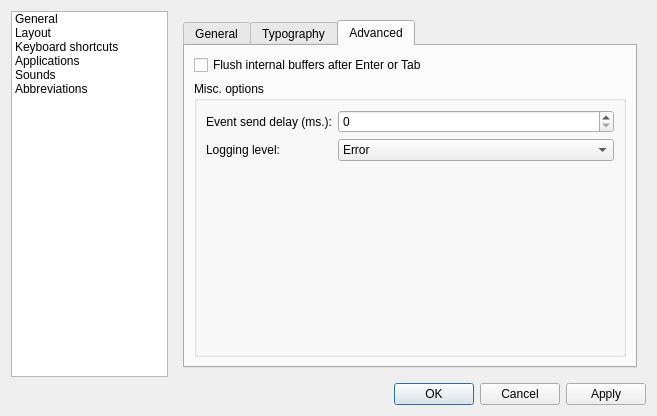
The window that src/Config/QXNConfigDialog.ui (KsenZ/qxneur) describes before a commit, drawn with Qt 5.
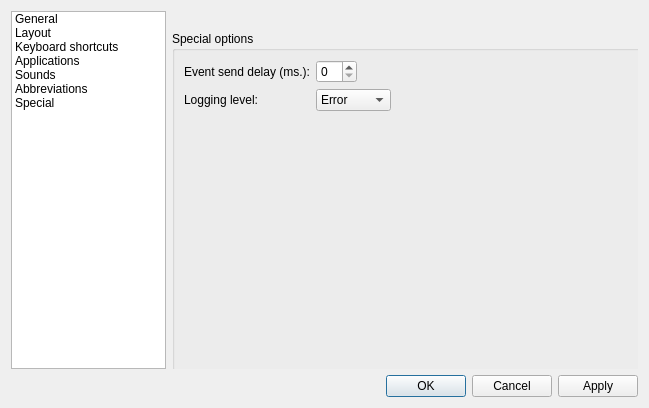
The same window after the commit. Icons and pictures are not drawn.

Commit message: Add "Special" configuration menu item, and some fixes.

```diff
--- a/src/Config/QXNConfigDialog.ui
+++ b/src/Config/QXNConfigDialog.ui
@@ -6,8 +6,8 @@
    <rect>
     <x>0</x>
     <y>0</y>
-    <width>657</width>
-    <height>416</height>
+    <width>649</width>
+    <height>408</height>
    </rect>
   </property>
   <property name="windowTitle">
@@ -97,10 +97,10 @@
       <property name="text">
        <string>Abbreviations</string>
       </property>
-      <property name="icon">
-       <iconset>
-        <normalon>:/config/abbreviations.png</normalon>
-       </iconset>
+     </item>
+     <item>
+      <property name="text">
+       <string>Special</string>
       </property>
      </item>
     </widget>
@@ -114,14 +114,14 @@
       </sizepolicy>
      </property>
      <property name="currentIndex">
-      <number>0</number>
+      <number>6</number>
      </property>
      <widget class="QWidget" name="generalPage">
       <layout class="QGridLayout" name="gridLayout_3">
        <item row="0" column="0">
         <widget class="QTabWidget" name="generalTabWidget">
          <property name="currentIndex">
-          <number>2</number>
+          <number>1</number>
          </property>
          <widget class="QWidget" name="generalTab">
           <attribute name="title">
@@ -233,82 +233,6 @@
            </item>
           </layout>
          </widget>
-         <widget class="QWidget" name="advancedTab">
-          <attribute name="title">
-           <string>Advanced</string>
-          </attribute>
-          <layout class="QVBoxLayout" name="verticalLayout_5">
-           <item>
-            <widget class="QCheckBox" name="flushBuffersOnEnterCheckBox">
-             <property name="text">
-              <string>Flush internal buffers after Enter or Tab</string>
-             </property>
-            </widget>
-           </item>
-           <item>
-            <widget class="QGroupBox" name="miscOptionsGroupBox">
-             <property name="title">
-              <string>Misc. options</string>
-             </property>
-             <layout class="QFormLayout" name="formLayout">
-              <item row="0" column="0">
-               <widget class="QLabel" name="eventSendDelayLabel">
-                <property name="text">
-                 <string>Event send delay (ms.):</string>
-                </property>
-               </widget>
-              </item>
-              <item row="0" column="1">
-               <widget class="QSpinBox" name="eventSendDelaySpinBox">
-                <property name="minimum">
-                 <number>0</number>
-                </property>
-                <property name="maximum">
-                 <number>50</number>
-                </property>
-               </widget>
-              </item>
-              <item row="1" column="0">
-               <widget class="QLabel" name="logLevelLabel">
-                <property name="text">
-                 <string>Logging level:</string>
-                </property>
-               </widget>
-              </item>
-              <item row="1" column="1">
-               <widget class="QComboBox" name="logLevelCombo">
-                <item>
-                 <property name="text">
-                  <string>Error</string>
-                 </property>
-                </item>
-                <item>
-                 <property name="text">
-                  <string>Warning</string>
-                 </property>
-                </item>
-                <item>
-                 <property name="text">
-                  <string>Log</string>
-                 </property>
-                </item>
-                <item>
-                 <property name="text">
-                  <string>Debug</string>
-                 </property>
-                </item>
-                <item>
-                 <property name="text">
-                  <string>Trace</string>
-                 </property>
-                </item>
-               </widget>
-              </item>
-             </layout>
-            </widget>
-           </item>
-          </layout>
-         </widget>
         </widget>
        </item>
       </layout>
@@ -825,6 +749,85 @@
        </item>
       </layout>
      </widget>
+     <widget class="QWidget" name="specialPage">
+      <widget class="QWidget" name="gridLayoutWidget">
+       <property name="geometry">
+        <rect>
+         <x>0</x>
+         <y>20</y>
+         <width>471</width>
+         <height>341</height>
+        </rect>
+       </property>
+       <layout class="QGridLayout" name="gridLayout_5">
+        <item row="0" column="0">
+         <widget class="QGroupBox" name="miscOptionsGroupBox_2">
+          <property name="title">
+           <string>Special options</string>
+          </property>
+          <layout class="QFormLayout" name="formLayout_2">
+           <property name="fieldGrowthPolicy">
+            <enum>QFormLayout::ExpandingFieldsGrow</enum>
+           </property>
+           <item row="0" column="0">
+            <widget class="QLabel" name="eventSendDelayLabel_2">
+             <property name="text">
+              <string>Event send delay (ms.):</string>
+             </property>
+            </widget>
+           </item>
+           <item row="0" column="1">
+            <widget class="QSpinBox" name="eventSendDelaySpinBox_2">
+             <property name="minimum">
+              <number>0</number>
+             </property>
+             <property name="maximum">
+              <number>50</number>
+             </property>
+            </widget>
+           </item>
+           <item row="1" column="1">
+            <widget class="QComboBox" name="logLevelCombo_2">
+             <item>
+              <property name="text">
+               <string>Error</string>
+              </property>
+             </item>
+             <item>
+              <property name="text">
+               <string>Warning</string>
+              </property>
+             </item>
+             <item>
+              <property name="text">
+               <string>Log</string>
+              </property>
+             </item>
+             <item>
+              <property name="text">
+               <string>Debug</string>
+              </property>
+             </item>
+             <item>
+              <property name="text">
+               <string>Trace</string>
+              </property>
+             </item>
+            </widget>
+           </item>
+           <item row="1" column="0">
+            <widget class="QLabel" name="logLevelLabel_2">
+             <property name="text">
+              <string>Logging level:</string>
+             </property>
+            </widget>
+           </item>
+          </layout>
+         </widget>
+        </item>
+       </layout>
+      </widget>
+     </widget>
      <widget class="QWidget" name="appearancePage"/>
     </widget>
    </item>
```
Left out of the diff: 25 changed lines with no effect on the pictures. The commit also changes 12 other files.
